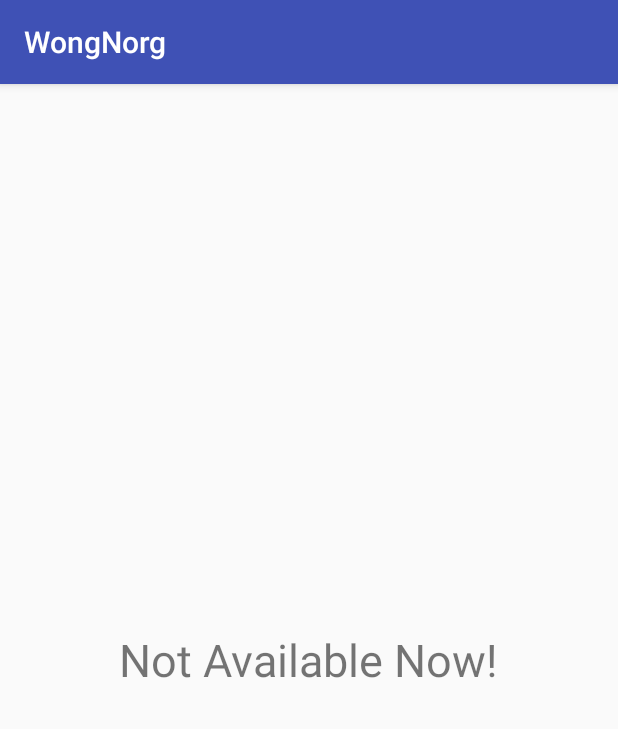
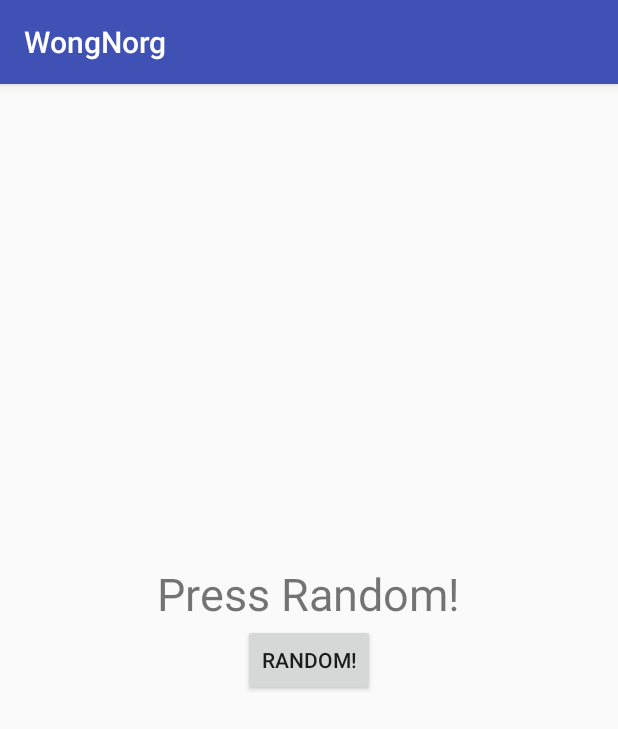
Before and after one commit to PNNutkung/WongNorg, an Android app: the RandomRestaurant screen opened directly, with no data from a screen before it, on a phone screen of 412 x 824 dp. Shown: the top 729 px of the screen. Run offline under Robolectric (Android 15) with nearby library versions, the phone set to English and light mode, and no system bars.

Commit message:
Now can random restaurant

```diff
--- a/app/src/main/java/th/in/pnnutkung/wongnorg/activity/RandomRestaurant.java
+++ b/app/src/main/java/th/in/pnnutkung/wongnorg/activity/RandomRestaurant.java
@@ -2,20 +2,41 @@ package th.in.pnnutkung.wongnorg.activity;
 
 import android.os.Bundle;
 import android.support.v7.app.AppCompatActivity;
+import android.util.Log;
+import android.view.View;
+import android.widget.TextView;
+
+import java.util.List;
 
 import th.in.pnnutkung.wongnorg.R;
 import th.in.pnnutkung.wongnorg.model.Restaurant;
+import th.in.pnnutkung.wongnorg.model.Storage;
 
 public class RandomRestaurant extends AppCompatActivity {
     Restaurant recentRestaurant;
+    List<Restaurant> resList;
+    int currentRandom = -1,random;
+    TextView resName;
     @Override
     protected void onCreate(Bundle savedInstanceState) {
         super.onCreate(savedInstanceState);
         setContentView(R.layout.activity_random_restaurant);
-
+        if(resList == null) {
+            Log.e("resList","Create new");
+            resList = Storage.getInstance().getRestaurantsList();
+        }
     }
 
-    public void randomRestaurant(){
-
+    public void randomRestaurant(View view){
+        random = (int)Math.floor(Math.random()*resList.size());
+        Log.e("Random",String.format("%d",random));
+        if(currentRandom == random){
+            randomRestaurant(view);
+        } else {
+            currentRandom = random;
+            recentRestaurant = resList.get(random);
+            resName = (TextView)findViewById(R.id.randomRestaurantName);
+            resName.setText(recentRestaurant.getName());
+        }
     }
 }
--- a/app/src/main/res/layout/activity_random_restaurant.xml
+++ b/app/src/main/res/layout/activity_random_restaurant.xml
@@ -12,9 +12,19 @@
     <TextView
         android:layout_width="wrap_content"
         android:layout_height="wrap_content"
-        android:text="Not Available Now!"
-        android:id="@+id/notAvailable"
+        android:id="@+id/randomRestaurantName"
+        android:text="Press Random!"
+        android:textSize="30sp"
+        android:layout_centerHorizontal="true"
+        android:layout_above="@+id/randomRandomButton" />
+
+    <Button
+        android:layout_width="wrap_content"
+        android:layout_height="wrap_content"
+        android:text="Random!"
+        android:id="@+id/randomRandomButton"
         android:layout_centerVertical="true"
         android:layout_centerHorizontal="true"
-        android:textSize="30sp"/>
+        android:onClick="randomRestaurant"
+        />
 </RelativeLayout>
```
